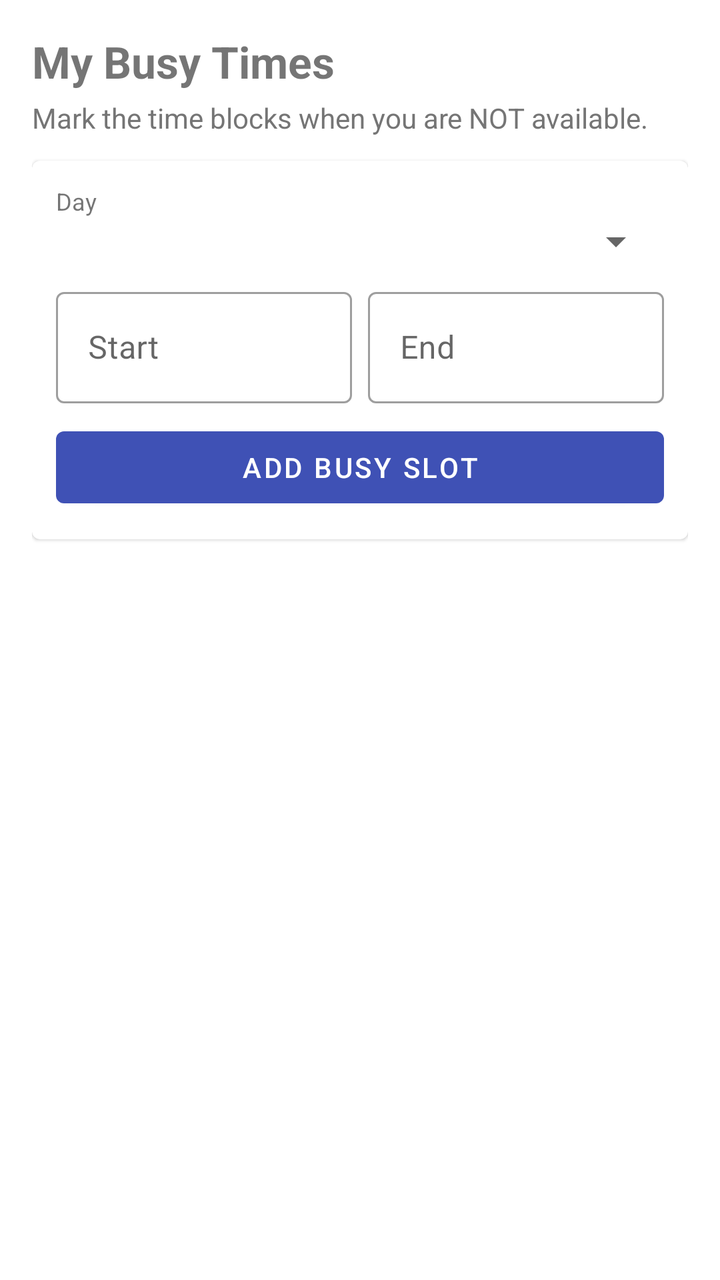
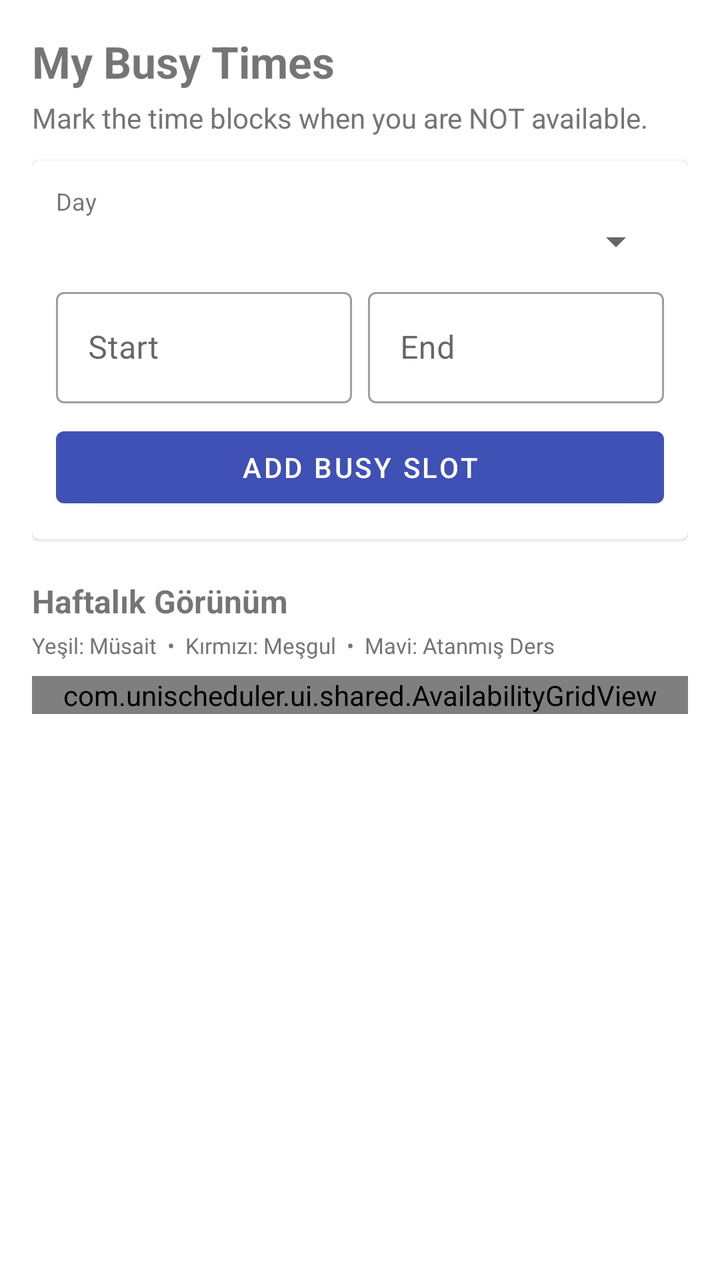

The first picture is an Android layout as it rendered before a commit; the second is the same layout after the commit. The layout source and the unified diff follow.
<!-- AndroidManifest.xml: application theme Theme.UniScheduler -->
<!-- res/layout/fragment_availability.xml -->
<?xml version="1.0" encoding="utf-8"?>
<LinearLayout
    xmlns:android="http://schemas.android.com/apk/res/android"
    android:layout_width="match_parent"
    android:layout_height="match_parent"
    android:orientation="vertical"
    android:padding="16dp">

    <TextView
        android:layout_width="wrap_content"
        android:layout_height="wrap_content"
        android:text="My Busy Times"
        android:textSize="22sp"
        android:textStyle="bold"
        android:layout_marginBottom="4dp" />

    <TextView
        android:layout_width="wrap_content"
        android:layout_height="wrap_content"
        android:text="Mark the time blocks when you are NOT available."
        android:textColor="@color/colorOnSurfaceVariant"
        android:layout_marginBottom="12dp" />

    
    <com.google.android.material.card.MaterialCardView
        android:layout_width="match_parent"
        android:layout_height="wrap_content"
        android:layout_marginBottom="12dp">
        <LinearLayout
            android:layout_width="match_parent"
            android:layout_height="wrap_content"
            android:orientation="vertical"
            android:padding="12dp">

            <TextView
                android:layout_width="wrap_content"
                android:layout_height="wrap_content"
                android:text="Day"
                android:textSize="12sp" />

            <Spinner
                android:id="@+id/spinnerDay"
                android:layout_width="match_parent"
                android:layout_height="wrap_content"
                android:layout_marginBottom="8dp" />

            <LinearLayout
                android:layout_width="match_parent"
                android:layout_height="wrap_content"
                android:orientation="horizontal"
                android:weightSum="2">

                <com.google.android.material.textfield.TextInputLayout
                    style="@style/Widget.MaterialComponents.TextInputLayout.OutlinedBox"
                    android:layout_width="0dp"
                    android:layout_height="wrap_content"
                    android:layout_weight="1"
                    android:layout_marginEnd="4dp"
                    android:hint="Start">
                    <com.google.android.material.textfield.TextInputEditText
                        android:id="@+id/etStartTime"
                        android:layout_width="match_parent"
                        android:layout_height="wrap_content"
                        android:focusable="false"
                        android:clickable="true" />
                </com.google.android.material.textfield.TextInputLayout>

                <com.google.android.material.textfield.TextInputLayout
                    style="@style/Widget.MaterialComponents.TextInputLayout.OutlinedBox"
                    android:layout_width="0dp"
                    android:layout_height="wrap_content"
                    android:layout_weight="1"
                    android:layout_marginStart="4dp"
                    android:hint="End">
                    <com.google.android.material.textfield.TextInputEditText
                        android:id="@+id/etEndTime"
                        android:layout_width="match_parent"
                        android:layout_height="wrap_content"
                        android:focusable="false"
                        android:clickable="true" />
                </com.google.android.material.textfield.TextInputLayout>

            </LinearLayout>

            <TextView
                android:id="@+id/tvSaveError"
                android:layout_width="match_parent"
                android:layout_height="wrap_content"
                android:textColor="@color/colorError"
                android:visibility="gone"
                android:layout_marginTop="4dp" />

            <com.google.android.material.button.MaterialButton
                android:id="@+id/btnAdd"
                android:layout_width="match_parent"
                android:layout_height="wrap_content"
                android:text="Add Busy Slot"
                android:layout_marginTop="8dp" />

        </LinearLayout>
    </com.google.android.material.card.MaterialCardView>

    <ProgressBar
        android:id="@+id/progressBar"
        android:layout_width="wrap_content"
        android:layout_height="wrap_content"
        android:visibility="gone"
        android:layout_gravity="center_horizontal" />

    <TextView
        android:id="@+id/tvError"
        android:layout_width="match_parent"
        android:layout_height="wrap_content"
        android:textColor="@color/colorError"
        android:visibility="gone" />

    <com.google.android.material.button.MaterialButton
        android:id="@+id/btnRetry"
        android:layout_width="wrap_content"
        android:layout_height="wrap_content"
        android:text="Retry"
        android:visibility="gone" />

    <androidx.recyclerview.widget.RecyclerView
        android:id="@+id/rvSlots"
        android:layout_width="match_parent"
        android:layout_height="0dp"
        android:layout_weight="1" />

</LinearLayout>
<!-- resources referenced by this layout -->
<resources>
  <color name="colorError">#B00020</color>
  <color name="colorOnSurfaceVariant">#757575</color>
  <style name="Theme.UniScheduler" parent="Theme.MaterialComponents.DayNight.DarkActionBar">
          <item name="colorPrimary">@color/colorPrimary</item>
          <item name="colorPrimaryDark">@color/colorPrimaryDark</item>
          <item name="colorAccent">@color/colorAccent</item>
      </style>
  <color name="colorPrimary">#3F51B5</color>
  <color name="colorPrimaryDark">#303F9F</color>
  <color name="colorAccent">#FF4081</color>
</resources>

<!-- the commit's change to res/layout/fragment_availability.xml (unified diff, before → after) -->
@@ -121,10 +121,33 @@
         android:text="Retry"
         android:visibility="gone" />
 
-    <androidx.recyclerview.widget.RecyclerView
-        android:id="@+id/rvSlots"
+    <TextView
+        android:layout_width="wrap_content"
+        android:layout_height="wrap_content"
+        android:text="Haftalık Görünüm"
+        android:textSize="16sp"
+        android:textStyle="bold"
+        android:layout_marginTop="8dp"
+        android:layout_marginBottom="4dp" />
+
+    <TextView
+        android:layout_width="wrap_content"
+        android:layout_height="wrap_content"
+        android:text="Yeşil: Müsait  •  Kırmızı: Meşgul  •  Mavi: Atanmış Ders"
+        android:textColor="@color/colorOnSurfaceVariant"
+        android:textSize="11sp"
+        android:layout_marginBottom="8dp" />
+
+    <ScrollView
         android:layout_width="match_parent"
         android:layout_height="0dp"
-        android:layout_weight="1" />
+        android:layout_weight="1">
+
+        <com.unischeduler.ui.shared.AvailabilityGridView
+            android:id="@+id/availabilityGrid"
+            android:layout_width="match_parent"
+            android:layout_height="wrap_content" />
+
+    </ScrollView>
 
 </LinearLayout>
